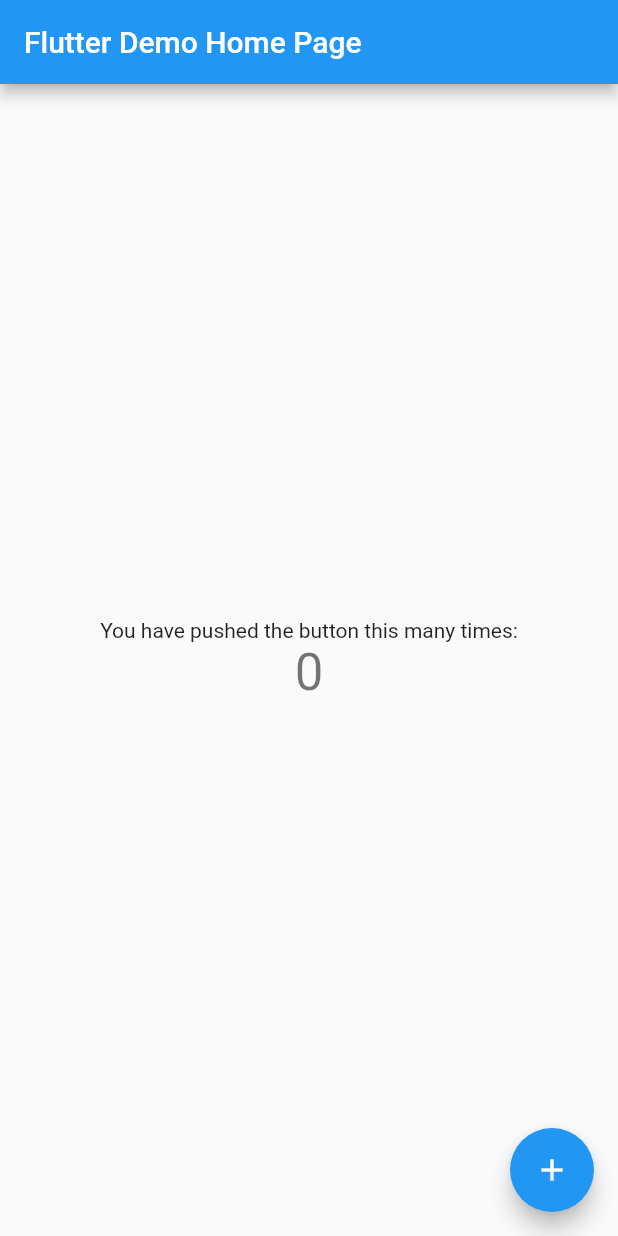
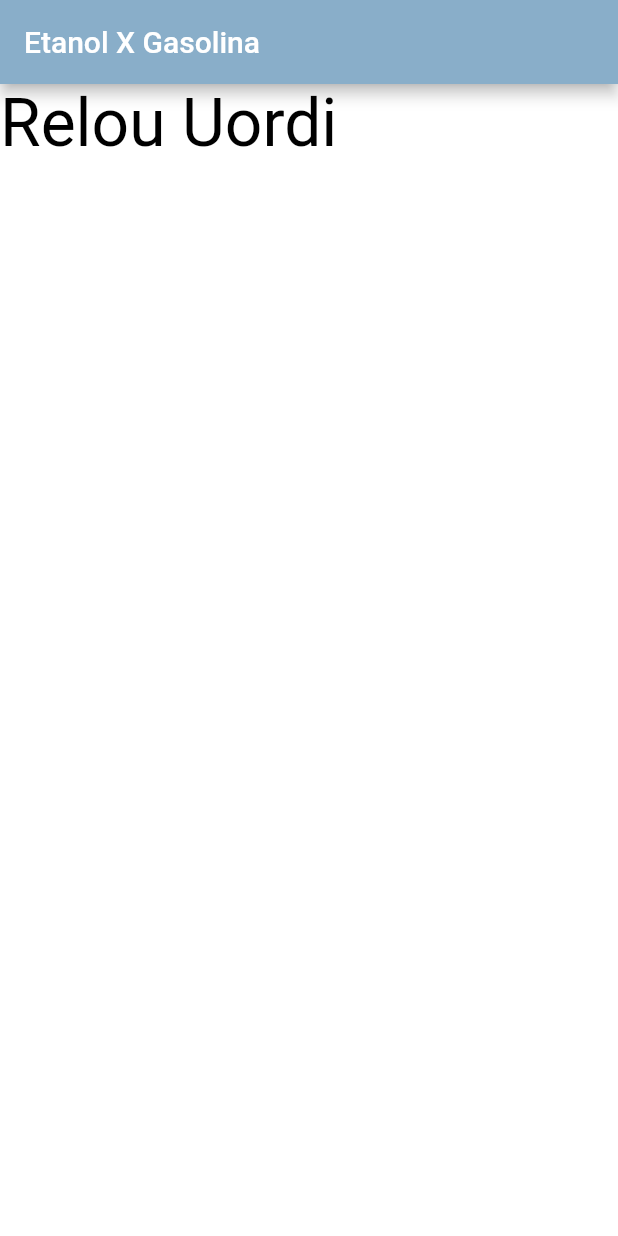
Before and after one commit to GusAntoniassi/pos-alfa-flutter, a Flutter app: the screen it shows after launch, on a phone screen of 412 x 824 dp. Run offline on Flutter 3.47's test engine with Material 2 defaults, Android fonts, the phone set to English and light mode, and no system bars.

Commit message:
Hello world

```diff
--- a/lib/main.dart
+++ b/lib/main.dart
@@ -1,111 +1,9 @@
+import 'package:aula0107032020/ui/home_page.dart';
 import 'package:flutter/material.dart';
 
-void main() => runApp(MyApp());
-
-class MyApp extends StatelessWidget {
-  // This widget is the root of your application.
-  @override
-  Widget build(BuildContext context) {
-    return MaterialApp(
-      title: 'Flutter Demo',
-      theme: ThemeData(
-        // This is the theme of your application.
-        //
-        // Try running your application with "flutter run". You'll see the
-        // application has a blue toolbar. Then, without quitting the app, try
-        // changing the primarySwatch below to Colors.green and then invoke
-        // "hot reload" (press "r" in the console where you ran "flutter run",
-        // or simply save your changes to "hot reload" in a Flutter IDE).
-        // Notice that the counter didn't reset back to zero; the application
-        // is not restarted.
-        primarySwatch: Colors.blue,
-      ),
-      home: MyHomePage(title: 'Flutter Demo Home Page'),
-    );
-  }
+void main() {
+  runApp(MaterialApp(
+    home: new HomePage(),
+    title: "Etanol x Gasolina",
+  ));
 }
-
-class MyHomePage extends StatefulWidget {
-  MyHomePage({Key key, this.title}) : super(key: key);
-
-  // This widget is the home page of your application. It is stateful, meaning
-  // that it has a State object (defined below) that contains fields that affect
-  // how it looks.
-
-  // This class is the configuration for the state. It holds the values (in this
-  // case the title) provided by the parent (in this case the App widget) and
-  // used by the build method of the State. Fields in a Widget subclass are
-  // always marked "final".
-
-  final String title;
-
-  @override
-  _MyHomePageState createState() => _MyHomePageState();
-}
-
-class _MyHomePageState extends State<MyHomePage> {
-  int _counter = 0;
-
-  void _incrementCounter() {
-    setState(() {
-      // This call to setState tells the Flutter framework that something has
-      // changed in this State, which causes it to rerun the build method below
-      // so that the display can reflect the updated values. If we changed
-      // _counter without calling setState(), then the build method would not be
-      // called again, and so nothing would appear to happen.
-      _counter++;
-    });
-  }
-
-  @override
-  Widget build(BuildContext context) {
-    // This method is rerun every time setState is called, for instance as done
-    // by the _incrementCounter method above.
-    //
-    // The Flutter framework has been optimized to make rerunning build methods
-    // fast, so that you can just rebuild anything that needs updating rather
-    // than having to individually change instances of widgets.
-    return Scaffold(
-      appBar: AppBar(
-        // Here we take the value from the MyHomePage object that was created by
-        // the App.build method, and use it to set our appbar title.
-        title: Text(widget.title),
-      ),
-      body: Center(
-        // Center is a layout widget. It takes a single child and positions it
-        // in the middle of the parent.
-        child: Column(
-          // Column is also a layout widget. It takes a list of children and
-          // arranges them vertically. By default, it sizes itself to fit its
-          // children horizontally, and tries to be as tall as its parent.
-          //
-          // Invoke "debug painting" (press "p" in the console, choose the
-          // "Toggle Debug Paint" action from the Flutter Inspector in Android
-          // Studio, or the "Toggle Debug Paint" command in Visual Studio Code)
-          // to see the wireframe for each widget.
-          //
-          // Column has various properties to control how it sizes itself and
-          // how it positions its children. Here we use mainAxisAlignment to
-          // center the children vertically; the main axis here is the vertical
-          // axis because Columns are vertical (the cross axis would be
-          // horizontal).
-          mainAxisAlignment: MainAxisAlignment.center,
-          children: <Widget>[
-            Text(
-              'You have pushed the button this many times:',
-            ),
-            Text(
-              '$_counter',
-              style: Theme.of(context).textTheme.display1,
-            ),
-          ],
-        ),
-      ),
-      floatingActionButton: FloatingActionButton(
-        onPressed: _incrementCounter,
-        tooltip: 'Increment',
-        child: Icon(Icons.add),
-      ), // This trailing comma makes auto-formatting nicer for build methods.
-    );
-  }
-}
--- /dev/null
+++ b/lib/ui/home_page.dart
@@ -0,0 +1,22 @@
+import 'package:flutter/cupertino.dart';
+import 'package:flutter/material.dart';
+
+class HomePage extends StatefulWidget {
+  @override
+  _HomePageState createState() => _HomePageState();
+}
+
+class _HomePageState extends State<HomePage> {
+  @override
+  Widget build(BuildContext context) {
+    return Scaffold(
+      appBar: AppBar(
+        title: Text("Etanol X Gasolina"),
+        centerTitle: false,
+        backgroundColor: Color(0xFF89aec9),
+      ),
+      body: Text("Relou Uordi", style: TextStyle(color: Colors.black, fontSize: 44)),
+      backgroundColor: Colors.white
+    );
+  }
+}
```
